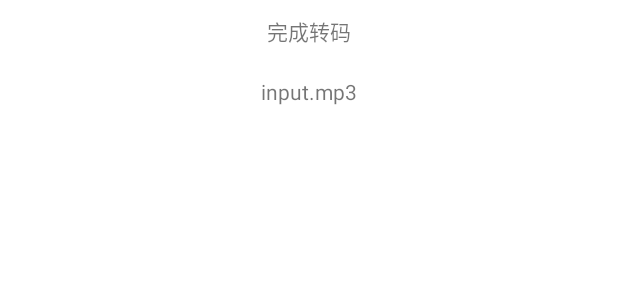
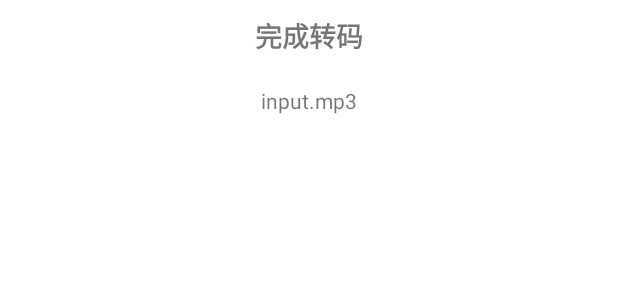
Before and after one commit to xujianhuaap/MyMengMedia, an Android app: the layout activity_trans_code.xml on its own in the app's theme, with its tools: preview values and no code run, on a phone screen of 412 x 824 dp. Shown: the top 300 px of the screen. Run offline under Robolectric (Android 15) with nearby library versions, the phone set to English and light mode, and no system bars.

Commit message:
feature:activity transcode

```diff
--- a/app/src/main/res/layout/activity_trans_code.xml
+++ b/app/src/main/res/layout/activity_trans_code.xml
@@ -13,6 +13,8 @@
         android:gravity="center"
         tools:text="完成转码"
         android:text="刷新状态"
+        android:textSize="@dimen/font_18sp"
+        android:textStyle="bold"
         app:layout_constraintEnd_toEndOf="parent"
         app:layout_constraintStart_toStartOf="parent"
         app:layout_constraintTop_toTopOf="parent" />
```
